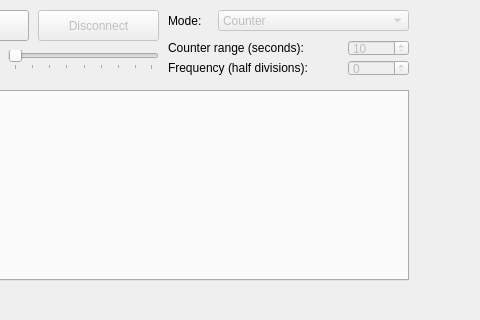
Above: mainwindow.ui from ahp-electronics/xc-gui before the change; both pictures show x 322 to 802 and y 0 to 320 of the 802 by 600 pixel window. Below: the same form after it.
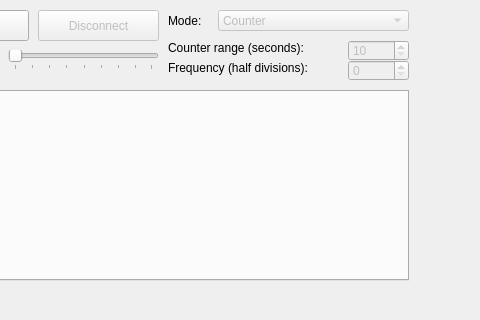
That is the form after the change.

Commit message: Update MainWindow::resizeEvent, Reordering of operating modes

```diff
--- a/mainwindow.ui
+++ b/mainwindow.ui
@@ -165,7 +165,7 @@
       <x>670</x>
       <y>60</y>
       <width>61</width>
-      <height>16</height>
+      <height>21</height>
      </rect>
     </property>
     <property name="maximum">
@@ -194,7 +194,7 @@
       <x>670</x>
       <y>40</y>
       <width>61</width>
-      <height>16</height>
+      <height>21</height>
      </rect>
     </property>
     <property name="minimum">
```
The commit also changes 2 other files.
